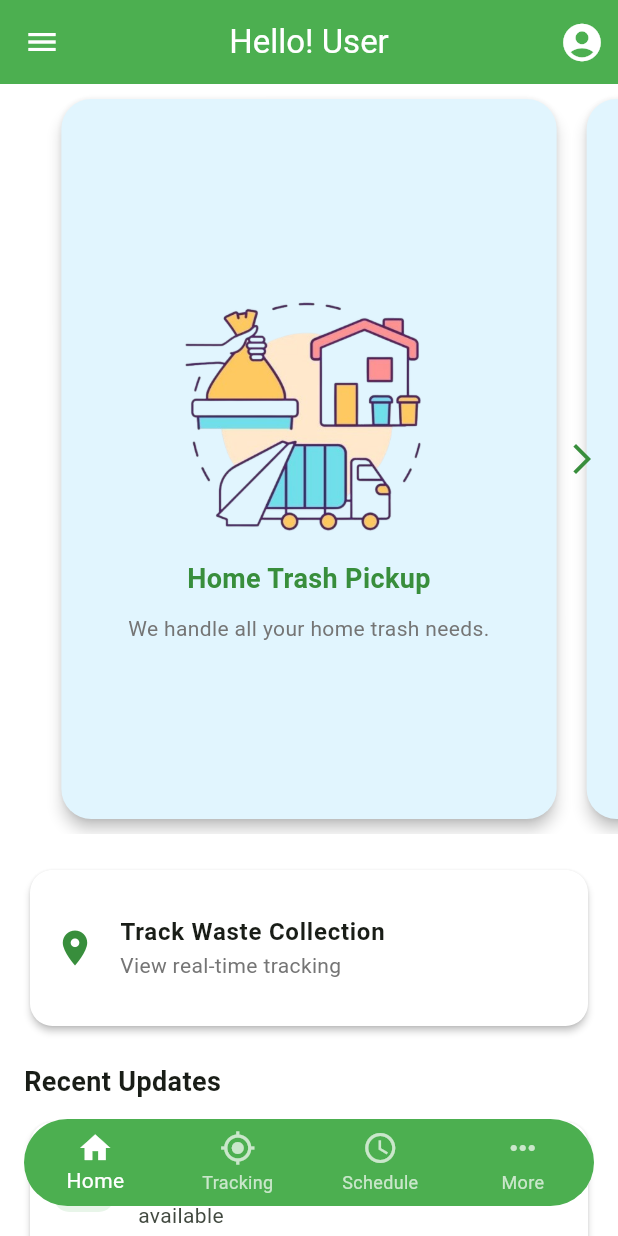
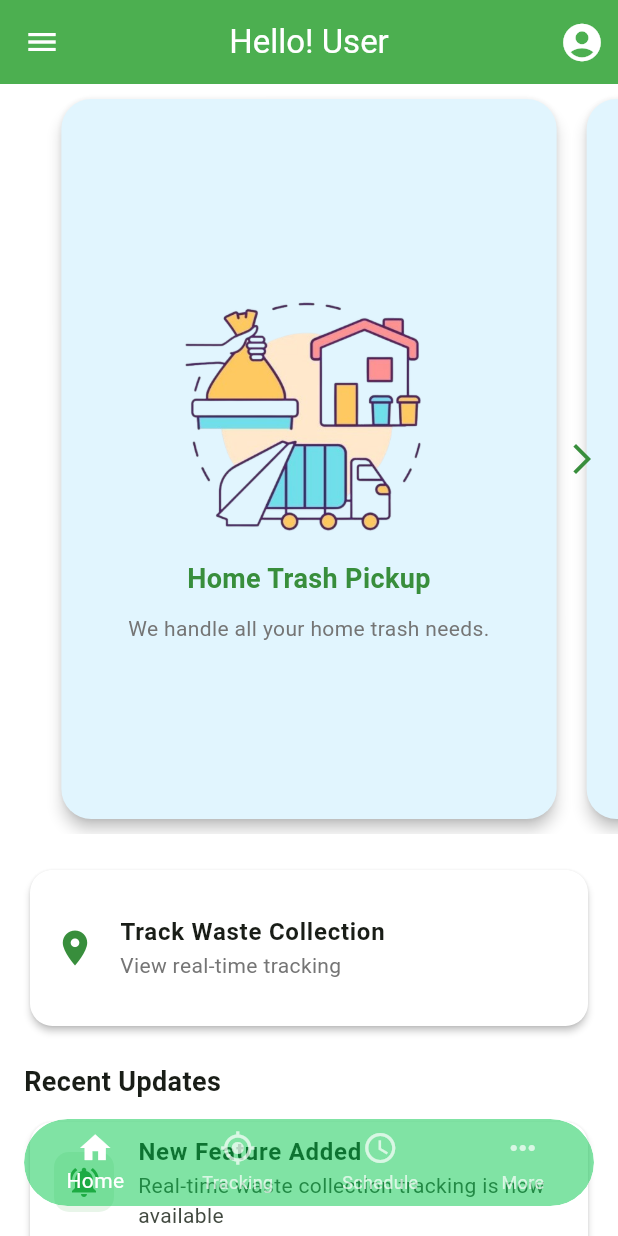
Before and after one commit to Akila99/waste_management_tracking_system, a Flutter app: the screen it shows after launch, on a phone screen of 412 x 824 dp. Run offline on Flutter 3.47's test engine with Material 3 defaults, Android fonts, the phone set to English and light mode, and no system bars; our stand-ins replace cloud_firestore, dropdown_search, firebase_auth, firebase_core, flutter_secure_storage, font_awesome_flutter and 3 more; missing offline and left inert: firebase_app_check; accounts and stored records are empty.

Commit message:
new update

```diff
--- a/lib/components/utils/bottom_nav_bar.dart
+++ b/lib/components/utils/bottom_nav_bar.dart
@@ -10,19 +10,63 @@ class MyBottomNavBar extends StatelessWidget {
     required this.currentIndex,
   }) : super(key: key);
 
+  // @override
+  // Widget build(BuildContext context) {
+  //   return Padding(
+  //     padding: const EdgeInsets.only(bottom: 20, left: 16, right: 16),
+  //     child: ClipRRect(
+  //       borderRadius: BorderRadius.circular(30),
+  //       child: Theme(
+  //         data: Theme.of(context).copyWith(
+  //           canvasColor: Colors.transparent,
+  //         ),
+  //         child: BottomNavigationBar(
+  //           type: BottomNavigationBarType.fixed,
+  //           backgroundColor: const Color(0xFF4CAF50),
+  //           elevation: 0,
+  //           currentIndex: currentIndex,
+  //           onTap: onTabTapped,
+  //           selectedItemColor: Colors.white,
+  //           unselectedItemColor: Colors.white70,
+  //           showSelectedLabels: true,
+  //           showUnselectedLabels: true,
+  //           items: const <BottomNavigationBarItem>[
+  //             BottomNavigationBarItem(
+  //               icon: Icon(Icons.home),
+  //               label: 'Home',
+  //             ),
+  //             BottomNavigationBarItem(
+  //               icon: Icon(Icons.gps_fixed),
+  //               label: 'Tracking',
+  //             ),
+  //             BottomNavigationBarItem(
+  //               icon: Icon(Icons.schedule),
+  //               label: 'Schedule',
+  //             ),
+  //             BottomNavigationBarItem(
+  //               icon: Icon(Icons.more_horiz),
+  //               label: 'More',
+  //             ),
+  //           ],
+  //         ),
+  //       ),
+  //     ),
+  //   );
+  // }
   @override
   Widget build(BuildContext context) {
     return Padding(
       padding: const EdgeInsets.only(bottom: 20, left: 16, right: 16),
       child: ClipRRect(
         borderRadius: BorderRadius.circular(30),
-        child: Theme(
-          data: Theme.of(context).copyWith(
-            canvasColor: Colors.transparent,
+        child: Container(
+          decoration: BoxDecoration(
+            color: Color(0x8002C84A), // Add transparency (50% opacity)
+            borderRadius: BorderRadius.circular(30),
           ),
           child: BottomNavigationBar(
             type: BottomNavigationBarType.fixed,
-            backgroundColor: const Color(0xFF4CAF50),
+            backgroundColor: Colors.transparent, // Set the background to transparent
             elevation: 0,
             currentIndex: currentIndex,
             onTap: onTabTapped,
```
Also changed, not shown: lib/components/driver/map_screen.dart (+0 -9 lines).
